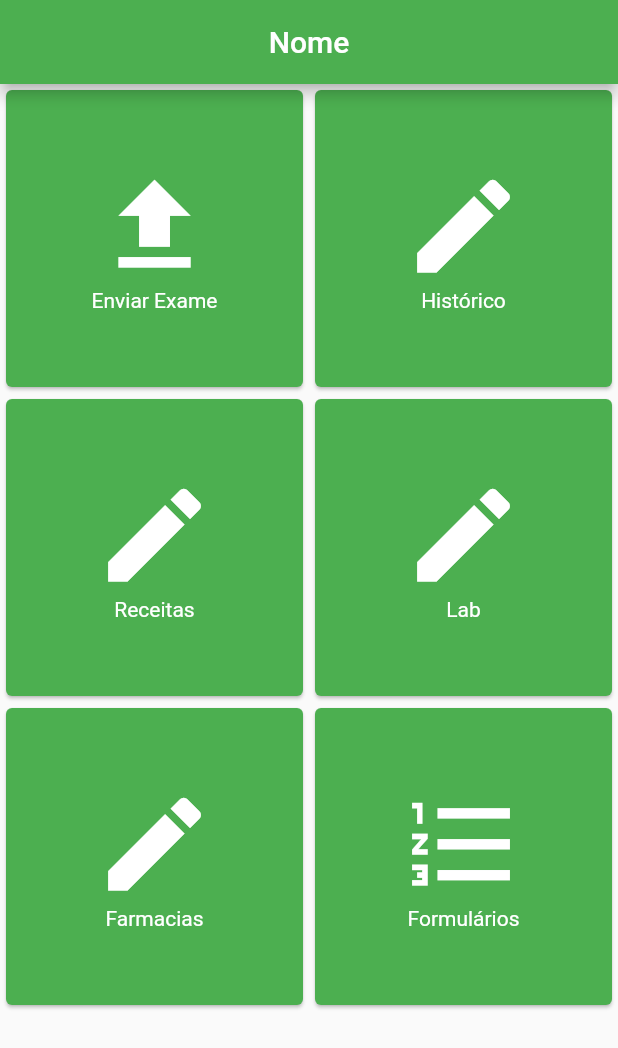
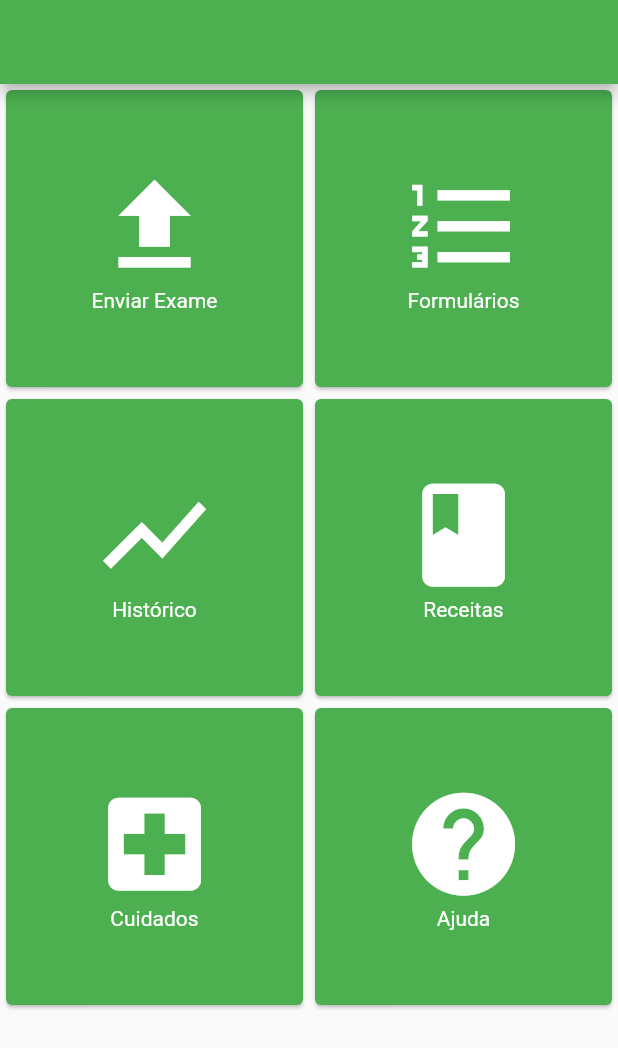
Before and after one commit to adilsonl/hacka_for_live_app, a Flutter app: the MainPage screen opened directly, on a phone screen of 412 x 824 dp. Shown: the top 1048 px of the screen. Run offline on Flutter 3.47's test engine with Material 2 defaults, Android fonts, the phone set to English and light mode, and no system bars; our stand-ins replace cloud_firestore, file_picker, firebase_auth, firebase_storage, flutter_custom_clippers, get; missing offline and left inert: bezier_chart; accounts and stored records are empty.

```diff
--- a/lib/view/mainPage/mainPage.dart
+++ b/lib/view/mainPage/mainPage.dart
@@ -2,7 +2,9 @@
 
 import 'package:flutter/material.dart';
 import 'package:get/get.dart';
+import 'package:hacka_for_life/model/user.dart';
 import 'package:hacka_for_life/view/mainPage/mainPage_widgets.dart';
+final UserObs user = Get.put(UserObs());
 
 class MainPage extends GetWidget{
 
@@ -12,17 +14,18 @@ class MainPage extends GetWidget{
       appBar: AppBar(
         backgroundColor: Colors.green,
         centerTitle: true,
-        title: Text("Nome"),
+        title: Obx(()=>Text(user.nome.value)),
       ),
       body: GridView.count(
         crossAxisCount: 2,
         children: [
-          cardExame(context),
+         cardExame(context),
+         cardForm(context),
          cardHist(context),
          cardReceita(context),
-         cardLab(context),
-         cardFarm(context),
-         cardForm(context)
+         cardDicas(context),
+         cardAjuda(context)
+
         ],
         ),
     ));
--- a/lib/view/mainPage/mainPage_widgets.dart
+++ b/lib/view/mainPage/mainPage_widgets.dart
@@ -3,6 +3,7 @@ import 'package:get/get.dart';
 import 'package:hacka_for_life/model/formulario.dart';
 import 'package:hacka_for_life/services/FormServices.dart';
 import 'package:hacka_for_life/view/forms/forms.dart';
+import 'package:hacka_for_life/view/hist/historicoList.dart';
 
 Widget cardExame(BuildContext context) {
   return GestureDetector(
@@ -27,19 +28,24 @@ Widget cardExame(BuildContext context) {
 }
 
 Widget cardHist(BuildContext context) {
-  return Card(
+  return GestureDetector(
+    child:  Card(
     color: Colors.green,
     child: Column(
       mainAxisAlignment: MainAxisAlignment.center,
       children: [
         Icon(
-          Icons.edit,
+          Icons.show_chart,
           size: MediaQuery.of(context).size.height * 0.1,
           color: Colors.white
         ),
         Text("Histórico",style: TextStyle(color:Colors.white))
       ],
     ),
+  ),
+  onTap: (){
+    Get.to(HistoricoList());
+  },
   );
 }
 
@@ -50,7 +56,7 @@ Widget cardReceita(BuildContext context) {
       mainAxisAlignment: MainAxisAlignment.center,
       children: [
         Icon(
-          Icons.edit,
+          Icons.book,
           size: MediaQuery.of(context).size.height * 0.1,
           color: Colors.white
         ),
@@ -60,18 +66,18 @@ Widget cardReceita(BuildContext context) {
   );
 }
 
-Widget cardLab(BuildContext context) {
+Widget cardAjuda(BuildContext context) {
   return Card(
     color: Colors.green,
     child: Column(
       mainAxisAlignment: MainAxisAlignment.center,
       children: [
         Icon(
-          Icons.edit,
+          Icons.help,
           size: MediaQuery.of(context).size.height * 0.1,
           color: Colors.white
         ),
-        Text("Lab",style: TextStyle(color:Colors.white))
+        Text("Ajuda",style: TextStyle(color:Colors.white))
       ],
     ),
   );
@@ -100,18 +106,18 @@ Widget cardForm(BuildContext context) {
   );
 }
 
-Widget cardFarm(BuildContext context) {
+Widget cardDicas(BuildContext context) {
   return Card(
     color: Colors.green,
     child: Column(
       mainAxisAlignment: MainAxisAlignment.center,
       children: [
         Icon(
-          Icons.edit,
+          Icons.local_hospital,
           size: MediaQuery.of(context).size.height * 0.1,
           color: Colors.white
         ),
-        Text("Farmacias",style: TextStyle(color:Colors.white))
+        Text("Cuidados",style: TextStyle(color:Colors.white))
       ],
     ),
   );
--- a/pubspec.yaml
+++ b/pubspec.yaml
@@ -34,6 +34,7 @@ dependencies:
   cloud_firestore: ^0.13.7
   firebase_auth: ^0.16.1
   firebase_storage: ^3.1.6
+  bezier_chart: ^1.0.17+1
 
 
 dev_dependencies:
```
Also changed, not shown: lib/services/HistoricoServices.dart (added, +18 -0 lines), lib/view/hist/historico.dart (added, +44 -0 lines), lib/view/hist/historicoList.dart (added, +37 -0 lines), lib/view/hist/historico_wdigets.dart (added, +161 -0 lines), images/Logo.png, pubspec.lock.
